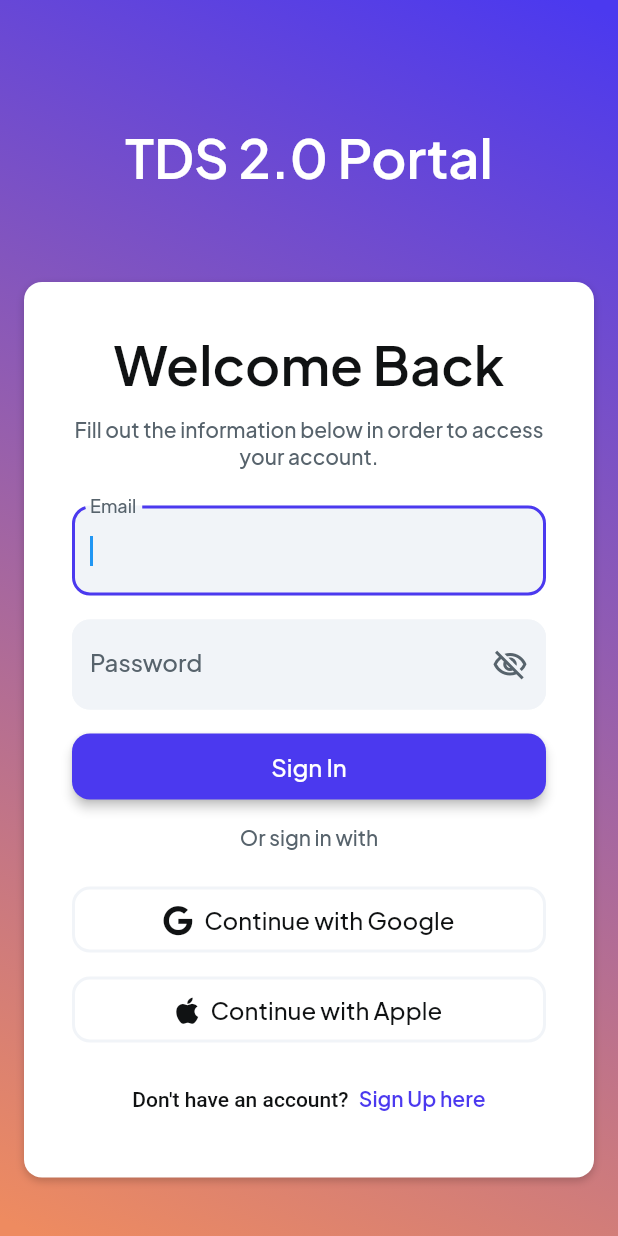
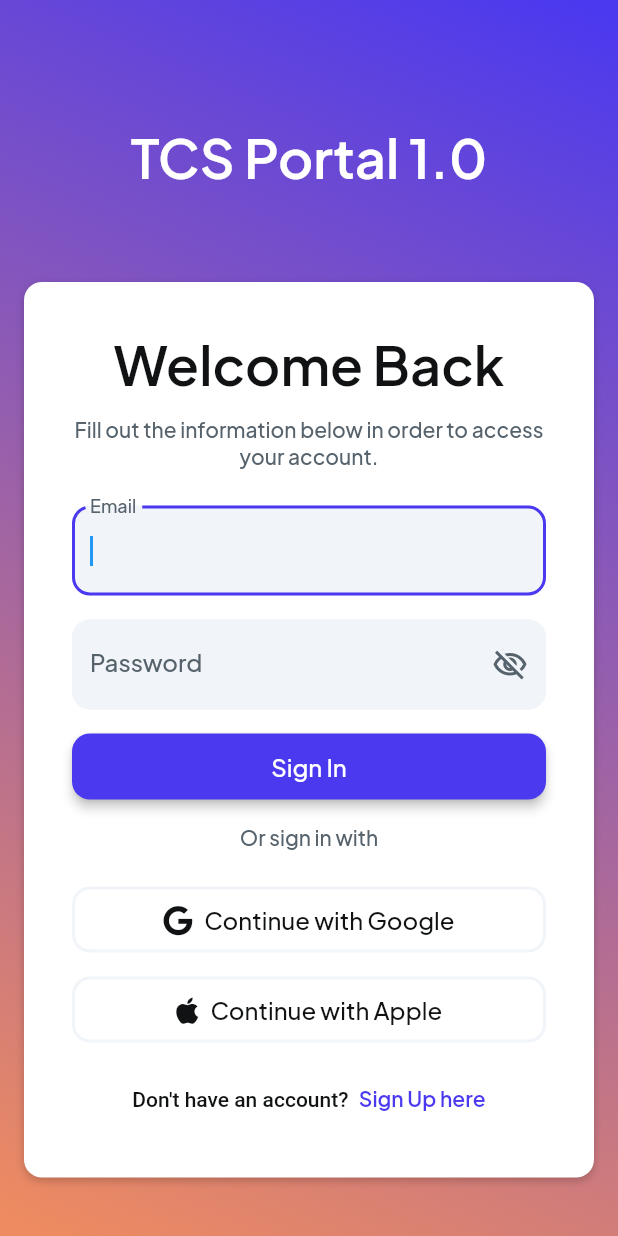
Before and after one commit to sanjeev-ff/devops-repo, a Flutter app: the screen it shows after launch, on a phone screen of 412 x 824 dp. Run offline on Flutter 3.47's test engine with Material 3 defaults, Android fonts, the phone set to English and light mode, and no system bars; drawn by our look-alikes of auto_size_text, flutter_animate; our stand-ins replace cached_network_image, font_awesome_flutter, from_css_color, go_router, google_fonts, page_transition and 3 more; missing offline and left inert: json_path; accounts and stored records are empty.

Commit message:
demo commit 5

```diff
--- a/lib/pages/login/login_widget.dart
+++ b/lib/pages/login/login_widget.dart
@@ -117,7 +117,7 @@ class _LoginWidgetState extends State<LoginWidget>
                     ),
                     alignment: AlignmentDirectional(0.0, 0.0),
                     child: Text(
-                      'TDS 2.0 Portal',
+                      'TCS Portal 1.0',
                       style: FlutterFlowTheme.of(context).displaySmall.override(
                             fontFamily: 'Plus Jakarta Sans',
                             color: Colors.white,
```
